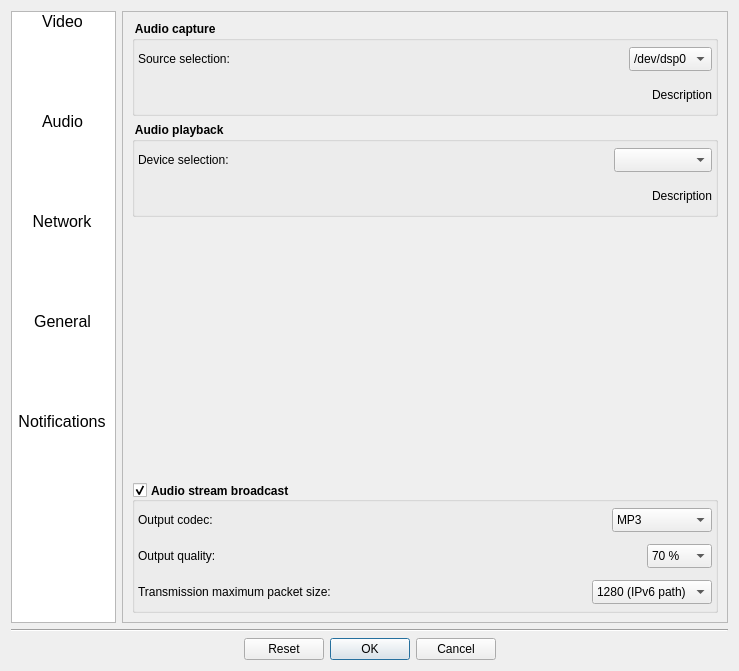
Qt form Homer/forms/Dialogs/ConfigurationDialog.ui (Homer-Conferencing/Homer-Conferencing) before a commit.
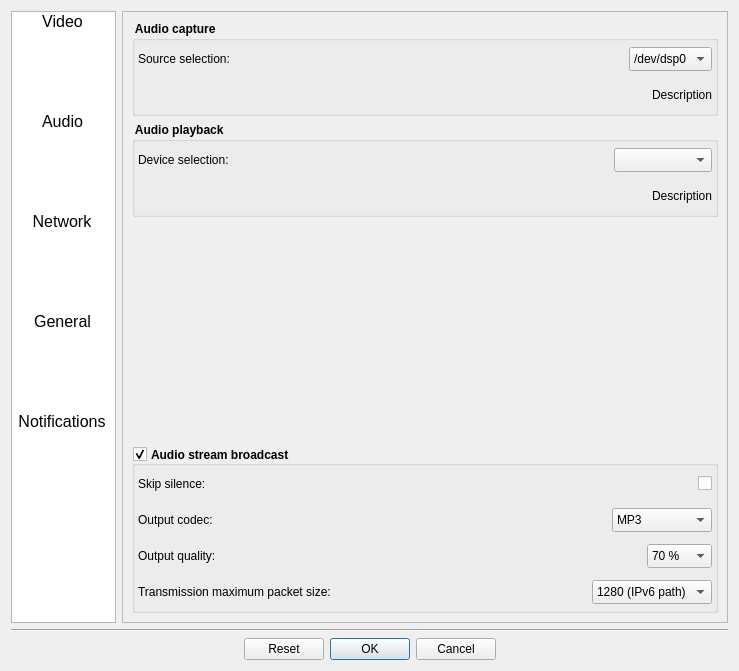
The same form after that commit. The open tabs and pages were chosen to show the change. Icons and pictures are not drawn.

Commit message: - add: support for avoiding transmission of audio samples containing only silence

Diff of the .ui file:
```diff
--- a/Homer/forms/Dialogs/ConfigurationDialog.ui
+++ b/Homer/forms/Dialogs/ConfigurationDialog.ui
@@ -1360,6 +1360,55 @@
             <property name="margin">
              <number>3</number>
             </property>
+            <item>
+             <layout class="QHBoxLayout" name="horizontalLayout_23">
+              <item>
+               <widget class="QLabel" name="label_10">
+                <property name="minimumSize">
+                 <size>
+                  <width>0</width>
+                  <height>30</height>
+                 </size>
+                </property>
+                <property name="maximumSize">
+                 <size>
+                  <width>16777215</width>
+                  <height>30</height>
+                 </size>
+                </property>
+                <property name="font">
+                 <font>
+                  <weight>50</weight>
+                  <bold>false</bold>
+                 </font>
+                </property>
+                <property name="text">
+                 <string>Skip silence:</string>
+                </property>
+               </widget>
+              </item>
+              <item>
+               <spacer name="horizontalSpacer_28">
+                <property name="orientation">
+                 <enum>Qt::Horizontal</enum>
+                </property>
+                <property name="sizeHint" stdset="0">
+                 <size>
+                  <width>40</width>
+                  <height>20</height>
+                 </size>
+                </property>
+               </spacer>
+              </item>
+              <item>
+               <widget class="QCheckBox" name="mCbSkipSilence">
+                <property name="text">
+                 <string/>
+                </property>
+               </widget>
+              </item>
+             </layout>
+            </item>
             <item>
              <layout class="QHBoxLayout" name="horizontalLayout_7">
               <item>
```
Left out of the diff: 2 changed lines with no effect on the pictures. The commit also changes 9 other files.
